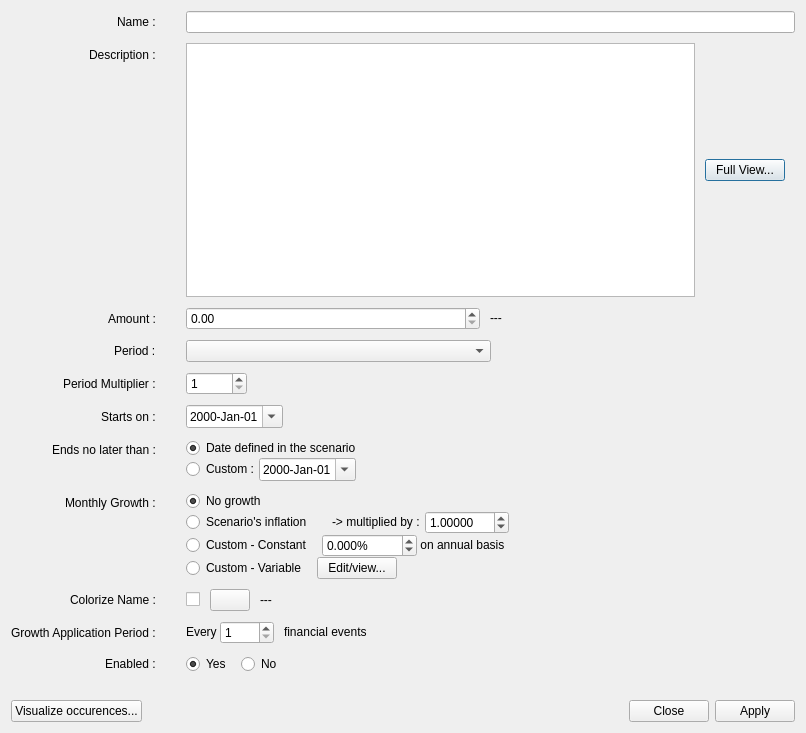
redmoon1945/gbp, file src/editperiodicdialog.ui: the form before one commit.
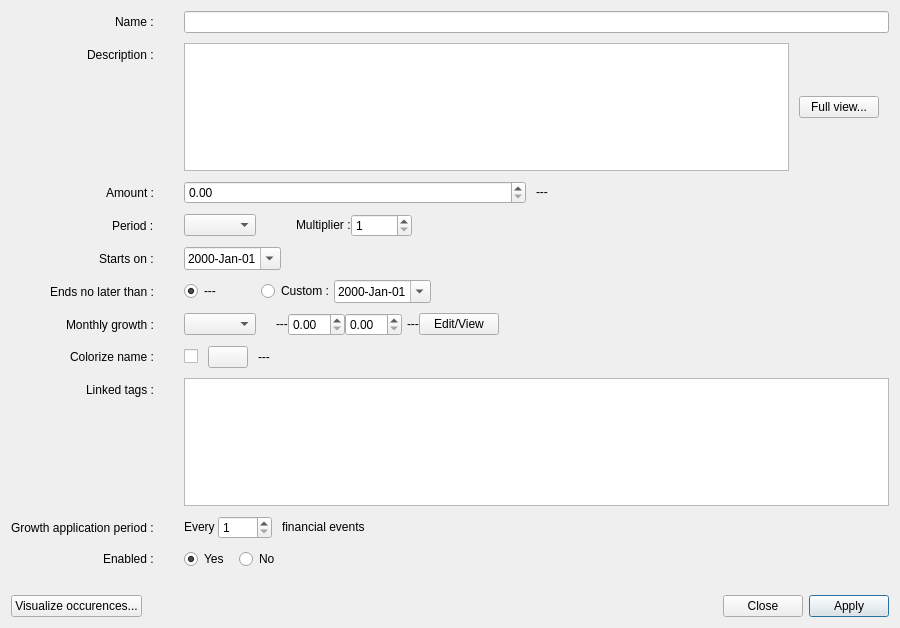
The form after the commit.

What changed in the file:
```diff
--- a/src/editperiodicdialog.ui
+++ b/src/editperiodicdialog.ui
@@ -6,8 +6,8 @@
    <rect>
     <x>0</x>
     <y>0</y>
-    <width>806</width>
-    <height>733</height>
+    <width>900</width>
+    <height>628</height>
    </rect>
   </property>
   <property name="sizePolicy">
@@ -41,23 +41,14 @@
        </property>
        <item row="0" column="0">
         <widget class="QLabel" name="label">
-         <property name="sizePolicy">
-          <sizepolicy hsizetype="Preferred" vsizetype="Preferred">
-           <horstretch>0</horstretch>
-           <verstretch>0</verstretch>
-          </sizepolicy>
-         </property>
-         <property name="font">
-          <font>
-           <bold>false</bold>
-          </font>
-         </property>
          <property name="text">
           <string>Name :</string>
          </property>
         </widget>
        </item>
        <item row="0" column="1">
+        <layout class="QHBoxLayout" name="horizontalLayout_Name">
+         <item>
         <widget class="QLineEdit" name="nameLineEdit">
          <property name="sizePolicy">
           <sizepolicy hsizetype="Expanding" vsizetype="Fixed">
@@ -79,6 +70,8 @@
          </property>
         </widget>
        </item>
+        </layout>
+       </item>
        <item row="1" column="0">
         <widget class="QLabel" name="label_2">
          <property name="sizePolicy">
@@ -142,7 +135,7 @@
             </sizepolicy>
            </property>
            <property name="text">
-            <string>Full View...</string>
+            <string>Full view...</string>
            </property>
           </widget>
          </item>
@@ -273,7 +266,7 @@
          <item>
           <widget class="QComboBox" name="periodComboBox">
            <property name="sizePolicy">
-            <sizepolicy hsizetype="Expanding" vsizetype="Fixed">
+            <sizepolicy hsizetype="Preferred" vsizetype="Fixed">
              <horstretch>0</horstretch>
              <verstretch>0</verstretch>
             </sizepolicy>
@@ -289,7 +282,7 @@
             <enum>Qt::Orientation::Horizontal</enum>
            </property>
            <property name="sizeType">
-            <enum>QSizePolicy::Policy::Expanding</enum>
+            <enum>QSizePolicy::Policy::Fixed</enum>
            </property>
            <property name="sizeHint" stdset="0">
             <size>
@@ -299,28 +292,19 @@
            </property>
           </spacer>
          </item>
-        </layout>
-       </item>
-       <item row="4" column="0">
-        <widget class="QLabel" name="label_4">
+         <item>
+          <widget class="QLabel" name="label_16">
          <property name="sizePolicy">
-          <sizepolicy hsizetype="Preferred" vsizetype="Preferred">
+            <sizepolicy hsizetype="Preferred" vsizetype="Fixed">
            <horstretch>0</horstretch>
            <verstretch>0</verstretch>
           </sizepolicy>
          </property>
-         <property name="font">
-          <font>
-           <bold>false</bold>
-          </font>
-         </property>
          <property name="text">
-          <string>Period Multiplier :</string>
+            <string>Multiplier :</string>
          </property>
         </widget>
        </item>
-       <item row="4" column="1">
-        <layout class="QHBoxLayout" name="horizontalLayout_3">
          <item>
           <widget class="QSpinBox" name="periodMultiplierSpinBox">
            <property name="sizePolicy">
@@ -355,7 +339,7 @@
          </item>
         </layout>
        </item>
-       <item row="5" column="0">
+       <item row="4" column="0">
         <widget class="QLabel" name="label_7">
          <property name="sizePolicy">
           <sizepolicy hsizetype="Preferred" vsizetype="Preferred">
@@ -376,12 +360,12 @@
          </property>
         </widget>
        </item>
-       <item row="5" column="1">
+       <item row="4" column="1">
         <layout class="QHBoxLayout" name="horizontalLayout_15">
          <item>
           <widget class="QDateEdit" name="fromDateEdit">
            <property name="sizePolicy">
-            <sizepolicy hsizetype="Maximum" vsizetype="Fixed">
+            <sizepolicy hsizetype="Preferred" vsizetype="Fixed">
              <horstretch>0</horstretch>
              <verstretch>0</verstretch>
             </sizepolicy>
@@ -399,8 +383,8 @@
            <property name="minimumDate">
             <date>
              <year>1999</year>
-             <month>11</month>
-             <day>23</day>
+             <month>10</month>
+             <day>31</day>
             </date>
            </property>
            <property name="displayFormat">
@@ -429,69 +413,129 @@
          </item>
         </layout>
        </item>
-       <item row="7" column="0">
+       <item row="5" column="0">
         <widget class="QLabel" name="label_6">
+         <property name="text">
+          <string>Ends no later than :</string>
+         </property>
+        </widget>
+       </item>
+       <item row="5" column="1">
+        <layout class="QHBoxLayout" name="horizontalLayout_EndDate">
+         <item>
+          <widget class="QRadioButton" name="toScenarioRadioButton">
+           <property name="toolTip">
+            <string>&lt;html&gt;&lt;head/&gt;&lt;body&gt;&lt;p&gt;No financial event &lt;span style=&quot; background-color:transparent;&quot;&gt;for this Cash Stream Definition &lt;/span&gt;will be generated past this date, which is specified at the scenario level. &lt;/p&gt;&lt;/body&gt;&lt;/html&gt;</string>
+           </property>
+           <property name="text">
+            <string>---</string>
+           </property>
+           <property name="checked">
+            <bool>true</bool>
+           </property>
+           <attribute name="buttonGroup">
+            <string notr="true">buttonGroup</string>
+           </attribute>
+          </widget>
+         </item>
+         <item>
+          <spacer name="horizontalSpacer_26">
+           <property name="orientation">
+            <enum>Qt::Orientation::Horizontal</enum>
+           </property>
+           <property name="sizeType">
+            <enum>QSizePolicy::Policy::Fixed</enum>
+           </property>
+           <property name="sizeHint" stdset="0">
+            <size>
+             <width>40</width>
+             <height>20</height>
+            </size>
+           </property>
+          </spacer>
+         </item>
+         <item>
+          <widget class="QRadioButton" name="toCustomRadioButton">
+           <property name="text">
+            <string>Custom :</string>
+           </property>
+           <property name="checked">
+            <bool>false</bool>
+           </property>
+           <attribute name="buttonGroup">
+            <string notr="true">buttonGroup</string>
+           </attribute>
+          </widget>
+         </item>
+         <item>
+          <widget class="QDateEdit" name="toDateEdit">
          <property name="sizePolicy">
-          <sizepolicy hsizetype="Preferred" vsizetype="Preferred">
+            <sizepolicy hsizetype="Preferred" vsizetype="Fixed">
            <horstretch>0</horstretch>
            <verstretch>0</verstretch>
           </sizepolicy>
          </property>
-         <property name="font">
-          <font>
-           <bold>false</bold>
-          </font>
-         </property>
-         <property name="whatsThis">
-          <string>Yearly increase of the &quot;amount&quot; value (applied on Jan 1). Compounded over the years. Applied BEFORE inflation</string>
-         </property>
-         <property name="text">
-          <string>Monthly Growth :</string>
-         </property>
-        </widget>
-       </item>
-       <item row="7" column="1">
-        <layout class="QVBoxLayout" name="verticalLayout_3">
-         <property name="sizeConstraint">
-          <enum>QLayout::SizeConstraint::SetDefaultConstraint</enum>
-         </property>
-         <item>
-          <layout class="QHBoxLayout" name="horizontalLayout_10">
-           <item>
-            <widget class="QRadioButton" name="noGrowthRadioButton">
              <property name="toolTip">
-              <string>&lt;html&gt;&lt;head/&gt;&lt;body&gt;&lt;p&gt;The amount will stay the same each time it is repeated (unless &amp;quot;Convert to Present Value&amp;quot; is activated in Options Dialog).&lt;/p&gt;&lt;/body&gt;&lt;/html&gt;</string>
-             </property>
-             <property name="text">
-              <string>No growth</string>
-             </property>
-             <property name="checked">
+            <string>&lt;html&gt;&lt;head/&gt;&lt;body&gt;&lt;p&gt;&lt;span style=&quot; background-color:transparent;&quot;&gt;No financial event for this Cash Stream Definition will be generated past this custom date, which is applicable only to this specific Periodic Cash Stream Definition.&lt;/span&gt;&lt;/p&gt;&lt;/body&gt;&lt;/html&gt;</string>
+           </property>
+           <property name="maximumDate">
+            <date>
+             <year>2999</year>
+             <month>12</month>
+             <day>31</day>
+            </date>
+           </property>
+           <property name="minimumDate">
+            <date>
+             <year>1999</year>
+             <month>11</month>
+             <day>2</day>
+            </date>
+           </property>
+           <property name="displayFormat">
+            <string notr="true">yyyy-MMM-dd</string>
+           </property>
+           <property name="calendarPopup">
               <bool>true</bool>
              </property>
-             <attribute name="buttonGroup">
-              <string notr="true">buttonGroup_3</string>
-             </attribute>
-            </widget>
-           </item>
-          </layout>
-         </item>
-         <item>
-          <layout class="QHBoxLayout" name="horizontalLayout_9">
-           <item>
-            <widget class="QRadioButton" name="inflationRadioButton">
-             <property name="toolTip">
-              <string>&lt;html&gt;&lt;head/&gt;&lt;body&gt;&lt;p&gt;The inflation defined at the scenario level is applied to the amount.&lt;/p&gt;&lt;/body&gt;&lt;/html&gt;</string>
-             </property>
+           <property name="timeSpec">
+            <enum>Qt::TimeSpec::LocalTime</enum>
+           </property>
+          </widget>
+         </item>
+         <item>
+          <spacer name="horizontalSpacer_24">
+           <property name="orientation">
+            <enum>Qt::Orientation::Horizontal</enum>
+           </property>
+           <property name="sizeHint" stdset="0">
+            <size>
+             <width>40</width>
+             <height>20</height>
+            </size>
+           </property>
+          </spacer>
+         </item>
+        </layout>
+       </item>
+       <item row="6" column="0">
+        <widget class="QLabel" name="label_4">
              <property name="text">
-              <string>Scenario's inflation</string>
-             </property>
-             <attribute name="buttonGroup">
-              <string notr="true">buttonGroup_3</string>
-             </attribute>
-            </widget>
-           </item>
+          <string>Monthly growth :</string>
+         </property>
+        </widget>
+       </item>
+       <item row="6" column="1">
+        <layout class="QHBoxLayout" name="horizontalLayout_MonthlyGrowth">
            <item>
-            <spacer name="horizontalSpacer_21">
+          <widget class="QComboBox" name="growthComboBox">
+           <property name="toolTip">
+            <string>&lt;html&gt;&lt;head/&gt;&lt;body&gt;&lt;p&gt;Choose one of the 4 growth patterns available.&lt;/p&gt;&lt;/body&gt;&lt;/html&gt;</string>
+           </property>
+          </widget>
+         </item>
+         <item>
+          <spacer name="horizontalSpacer_25">
              <property name="orientation">
               <enum>Qt::Orientation::Horizontal</enum>
              </property>
@@ -507,7 +551,7 @@
             </spacer>
            </item>
            <item>
-            <widget class="QLabel" name="inflationAdjustmentFactorLabel">
+          <widget class="QLabel" name="growthTypePreLabel">
              <property name="sizePolicy">
               <sizepolicy hsizetype="Preferred" vsizetype="Fixed">
                <horstretch>0</horstretch>
@@ -515,12 +559,26 @@
               </sizepolicy>
              </property>
              <property name="text">
-              <string>-&gt; multiplied by :</string>
+            <string>---</string>
              </property>
             </widget>
            </item>
            <item>
-            <spacer name="horizontalSpacer_23">
+          <widget class="QDoubleSpinBox" name="growthTypeScenaroInflationDoubleSpinBox">
+           <property name="toolTip">
+            <string>&lt;html&gt;&lt;head/&gt;&lt;body&gt;&lt;p&gt;Multiplication factor applied to the inflation defined at the scenario level.&lt;/p&gt;&lt;/body&gt;&lt;/html&gt;</string>
+           </property>
+          </widget>
+         </item>
+         <item>
+          <widget class="QDoubleSpinBox" name="growthTypeCustomConstantDoubleSpinBox">
+           <property name="toolTip">
+            <string>&lt;html&gt;&lt;head/&gt;&lt;body&gt;&lt;p&gt;Custom constant growth provided on an annual basis, in percentage.&lt;/p&gt;&lt;/body&gt;&lt;/html&gt;</string>
+           </property>
+          </widget>
+         </item>
+         <item>
+          <spacer name="horizontalSpacer_28">
              <property name="orientation">
               <enum>Qt::Orientation::Horizontal</enum>
              </property>
@@ -536,37 +594,7 @@
             </spacer>
            </item>
            <item>
-            <widget class="QDoubleSpinBox" name="inflationAdjustmentFactorDoubleSpinBox">
-             <property name="decimals">
-              <number>5</number>
-             </property>
-             <property name="maximum">
-              <double>100.000000000000000</double>
-             </property>
-             <property name="value">
-              <double>1.000000000000000</double>
-             </property>
-            </widget>
-           </item>
-           <item>
-            <spacer name="horizontalSpacer_22">
-             <property name="orientation">
-              <enum>Qt::Orientation::Horizontal</enum>
-             </property>
-             <property name="sizeHint" stdset="0">
-              <size>
-               <width>40</width>
-               <height>20</height>
-              </size>
-             </property>
-            </spacer>
-           </item>
-          </layout>
-         </item>
-         <item>
-          <layout class="QHBoxLayout" name="horizontalLayout_7">
-           <item>
-            <widget class="QRadioButton" name="growthConstantRadioButton">
+          <widget class="QLabel" name="growthTypePostLabel">
              <property name="sizePolicy">
               <sizepolicy hsizetype="Preferred" vsizetype="Fixed">
                <horstretch>0</horstretch>
@@ -577,72 +605,22 @@
               <string>&lt;html&gt;&lt;head/&gt;&lt;body&gt;&lt;p&gt;Apply a constant growth pattern to the amount.&lt;/p&gt;&lt;/body&gt;&lt;/html&gt;</string>
              </property>
              <property name="text">
-              <string>Custom - Constant</string>
-             </property>
-             <property name="checked">
-              <bool>false</bool>
-             </property>
-             <attribute name="buttonGroup">
-              <string notr="true">buttonGroup_3</string>
-             </attribute>
+            <string>---</string>
+           </property>
             </widget>
            </item>
            <item>
-            <spacer name="horizontalSpacer_11">
-             <property name="orientation">
-              <enum>Qt::Orientation::Horizontal</enum>
-             </property>
-             <property name="sizeType">
-              <enum>QSizePolicy::Policy::Fixed</enum>
-             </property>
-             <property name="sizeHint" stdset="0">
-              <size>
-               <width>10</width>
-               <height>20</height>
-              </size>
-             </property>
-            </spacer>
-           </item>
-           <item>
-            <widget class="QDoubleSpinBox" name="growthDoubleSpinBox">
-             <property name="sizePolicy">
-              <sizepolicy hsizetype="Preferred" vsizetype="Fixed">
-               <horstretch>0</horstretch>
-               <verstretch>0</verstretch>
-              </sizepolicy>
-             </property>
+          <widget class="QPushButton" name="growthTypePushButton">
              <property name="toolTip">
-              <string>&lt;html&gt;&lt;head/&gt;&lt;body&gt;&lt;p&gt;&lt;span style=&quot; font-weight:700;&quot;&gt;Annual&lt;/span&gt; constant growth rate to be applied to the amount, in percentage. In practice, however, it is the &lt;span style=&quot; text-decoration: underline;&quot;&gt;equivalent monthly growth&lt;/span&gt; that is applied, on the 1st of each month.&lt;/p&gt;&lt;/body&gt;&lt;/html&gt;</string>
-             </property>
-             <property name="suffix">
-              <string>%</string>
-             </property>
-             <property name="decimals">
-              <number>3</number>
-             </property>
-             <property name="minimum">
-              <double>-100.000000000000000</double>
-             </property>
-             <property name="maximum">
-              <double>10000.000000000000000</double>
-             </property>
-            </widget>
-           </item>
-           <item>
-            <widget class="QLabel" name="label_14">
-             <property name="sizePolicy">
-              <sizepolicy hsizetype="Preferred" vsizetype="Fixed">
-               <horstretch>0</horstretch>
-               <verstretch>0</verstretch>
-              </sizepolicy>
-             </property>
+            <string>&lt;html&gt;&lt;head/&gt;&lt;body&gt;&lt;p&gt;Edit the variable growth pattern.&lt;/p&gt;&lt;/body&gt;&lt;/html&gt;</string>
+           </property>
              <property name="text">
-              <string> on annual basis</string>
+            <string>Edit/View</string>
              </property>
             </widget>
            </item>
            <item>
-            <spacer name="horizontalSpacer_12">
+          <spacer name="horizontalSpacer_27">
              <property name="orientation">
               <enum>Qt::Orientation::Horizontal</enum>
              </property>
@@ -656,71 +634,7 @@
            </item>
           </layout>
          </item>
-         <item>
-          <layout class="QHBoxLayout" name="horizontalLayout_8">
-           <item>
-            <widget class="QRadioButton" name="growthVariableRadioButton">
-             <property name="sizePolicy">
-              <sizepolicy hsizetype="Preferred" vsizetype="Fixed">
-               <horstretch>0</horstretch>
-               <verstretch>0</verstretch>
-              </sizepolicy>
-             </property>
-             <property name="toolTip">
-              <string>&lt;html&gt;&lt;head/&gt;&lt;body&gt;&lt;p&gt;&lt;span style=&quot; background-color:transparent;&quot;&gt;Apply a variable growth pattern to the amount.&lt;/span&gt;&lt;/p&gt;&lt;/body&gt;&lt;/html&gt;</string>
-             </property>
-             <property name="text">
-              <string>Custom - Variable</string>
-             </property>
-             <attribute name="buttonGroup">
-              <string notr="true">buttonGroup_3</string>
-             </attribute>
-            </widget>
-           </item>
-           <item>
-            <spacer name="horizontalSpacer_7">
-             <property name="orientation">
-              <enum>Qt::Orientation::Horizontal</enum>
-             </property>
-             <property name="sizeType">
-              <enum>QSizePolicy::Policy::Fixed</enum>
-             </property>
-             <property name="sizeHint" stdset="0">
-              <size>
-               <width>10</width>
-               <height>20</height>
-              </size>
-             </property>
-            </spacer>
-           </item>
-           <item>
-            <widget class="QPushButton" name="growthVariablePushButton">
-             <property name="toolTip">
-              <string>&lt;html&gt;&lt;head/&gt;&lt;body&gt;&lt;p&gt;Edit or View the variable growth pattern.&lt;/p&gt;&lt;/body&gt;&lt;/html&gt;</string>
-             </property>
-             <property name="text">
-              <string>Edit/view...</string>
-             </property>
-            </widget>
-           </item>
-           <item>
-            <spacer name="horizontalSpacer_10">
-             <property name="orientation">
-              <enum>Qt::Orientation::Horizontal</enum>
-             </property>
-             <property name="sizeHint" stdset="0">
-              <size>
-               <width>40</width>
-               <height>20</height>
-              </size>
-             </property>
-            </spacer>
-           </item>
-          </layout>
-         </item>
-        </layout>
-       </item>
-       <item row="8" column="0">
+       <item row="7" column="0">
         <widget class="QLabel" name="label_15">
          <property name="sizePolicy">
           <sizepolicy hsizetype="Preferred" vsizetype="Preferred">
@@ -734,11 +648,11 @@
           </font>
          </property>
          <property name="text">
-          <string>Colorize Name :</string>
+          <string>Colorize name :</string>
          </property>
         </widget>
        </item>
-       <item row="8" column="1">
+       <item row="7" column="1">
         <layout class="QHBoxLayout" name="horizontalLayout_14">
          <item>
           <widget class="QCheckBox" name="decorationColorCheckBox">
@@ -820,6 +734,33 @@
          </item>
         </layout>
        </item>
+       <item row="8" column="0">
+        <widget class="QLabel" name="label_9">
+         <property name="text">
+          <string>Linked tags :</string>
+         </property>
+        </widget>
+       </item>
+       <item row="8" column="1">
+        <layout class="QHBoxLayout" name="horizontalLayout_Tags">
+         <item>
+          <widget class="QPlainTextEdit" name="tagsEdit">
+           <property name="sizePolicy">
+            <sizepolicy hsizetype="Expanding" vsizetype="Preferred">
+             <horstretch>0</horstretch>
+             <verstretch>0</verstretch>
+            </sizepolicy>
+           </property>
+           <property name="toolTip">
+            <string>&lt;html&gt;&lt;head/&gt;&lt;body&gt;&lt;p&gt;Tags are used to categorize Cash Stream Definitions. &lt;span style=&quot; font-style:italic;&quot;&gt;Linked tags&lt;/span&gt; are tags associated to this Cash Stream Definition. One tag may be linked to multiple Cash Stream Definitions, and one Cash Stream Definition can be linked to multiple tags. Use &amp;quot;Manage Tags&amp;quot; button to change this list.&lt;/p&gt;&lt;/body&gt;&lt;/html&gt;</string>
+           </property>
+           <property name="readOnly">
+            <bool>true</bool>
+           </property>
+          </widget>
+         </item>
+        </layout>
+       </item>
        <item row="9" column="0">
         <widget class="QLabel" name="label_11">
          <property name="sizePolicy">
@@ -834,7 +775,7 @@
           </font>
          </property>
          <property name="text">
-          <string>Growth Application Period :</string>
+          <string>Growth application period :</string>
          </property>
         </widget>
        </item>
@@ -1008,116 +949,6 @@
          </item>
         </layout>
        </item>
-       <item row="6" column="0">
-        <widget class="QLabel" name="label_8">
-         <property name="text">
-          <string>Ends no later than :</string>
-         </property>
-        </widget>
-       </item>
-       <item row="6" column="1">
-        <layout class="QVBoxLayout" name="verticalLayout_5">
-         <item>
-          <layout class="QHBoxLayout" name="horizontalLayout_13">
-           <item>
-            <widget class="QRadioButton" name="toScenarioRadioButton">
-             <property name="toolTip">
-              <string>&lt;html&gt;&lt;head/&gt;&lt;body&gt;&lt;p&gt;No financial events &lt;span style=&quot; background-color:transparent;&quot;&gt; for this Financial Stream Definition &lt;/span&gt;will be generated past this date, which is specified at the scenario level. &lt;/p&gt;&lt;/body&gt;&lt;/html&gt;</string>
-             </property>
-             <property name="text">
-              <string>Date defined in the scenario</string>
-             </property>
-             <property name="checked">
-              <bool>true</bool>
-             </property>
-             <attribute name="buttonGroup">
-              <string notr="true">buttonGroup</string>
-             </attribute>
-            </widget>
-           </item>
-           <item>
-            <spacer name="horizontalSpacer_24">
-             <property name="orientation">
-              <enum>Qt::Orientation::Horizontal</enum>
-             </property>
-             <property name="sizeHint" stdset="0">
-              <size>
-               <width>40</width>
-               <height>20</height>
-              </size>
-             </property>
-            </spacer>
-           </item>
-          </layout>
-         </item>
-         <item>
-          <layout class="QHBoxLayout" name="horizontalLayout_16">
-           <item>
-            <widget class="QRadioButton" name="toCustomRadioButton">
-             <property name="text">
-              <string>Custom :</string>
-             </property>
-             <property name="checked">
-              <bool>false</bool>
-             </property>
-             <attribute name="buttonGroup">
-              <string notr="true">buttonGroup</string>
-             </attribute>
-            </widget>
-           </item>
-           <item>
-            <widget class="QDateEdit" name="toDateEdit">
-             <property name="sizePolicy">
-              <sizepolicy hsizetype="Preferred" vsizetype="Fixed">
-               <horstretch>0</horstretch>
-               <verstretch>0</verstretch>
-              </sizepolicy>
-             </property>
-             <property name="toolTip">
-              <string>&lt;html&gt;&lt;head/&gt;&lt;body&gt;&lt;p&gt;&lt;span style=&quot; background-color:transparent;&quot;&gt;No financial event for this Financial Stream Definition will be generated past this custom date, which is applicable only to this specific Periodic Financial Stream Definition.&lt;/span&gt;&lt;/p&gt;&lt;/body&gt;&lt;/html&gt;</string>
-             </property>
-             <property name="maximumDate">
-              <date>
-               <year>2999</year>
-               <month>12</month>
-               <day>31</day>
-              </date>
-             </property>
-             <property name="minimumDate">
-              <date>
-               <year>1999</year>
-               <month>11</month>
-               <day>25</day>
-              </date>
-             </property>
-             <property name="displayFormat">
-              <string notr="true">yyyy-MMM-dd</string>
-             </property>
-             <property name="calendarPopup">
-              <bool>true</bool>
-             </property>
-             <property name="timeSpec">
-              <enum>Qt::TimeSpec::LocalTime</enum>
-             </property>
-            </widget>
-           </item>
-           <item>
-            <spacer name="horizontalSpacer_25">
-             <property name="orientation">
-              <enum>Qt::Orientation::Horizontal</enum>
-             </property>
-             <property name="sizeHint" stdset="0">
-              <size>
-               <width>40</width>
-               <height>20</height>
-              </size>
-             </property>
-            </spacer>
-           </item>
-          </layout>
-         </item>
-        </layout>
-       </item>
       </layout>
      </item>
      <item>
@@ -1173,6 +1004,9 @@
          <property name="text">
           <string>Apply</string>
          </property>
+         <property name="default">
+          <bool>true</bool>
+         </property>
         </widget>
        </item>
       </layout>
```
Left out of the diff: 24 changed lines with no effect on the pictures. Lines whose indentation alone changed are shown as unchanged.
